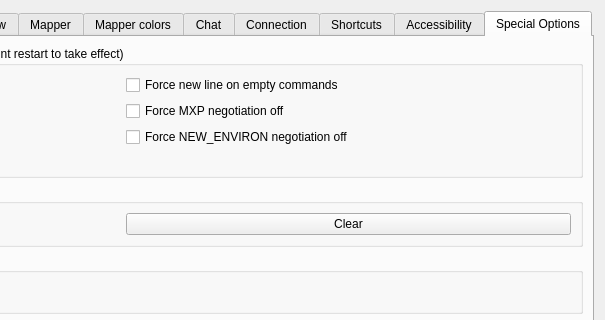
First picture: the form in src/ui/profile_preferences.ui, repository ThalynLabs/Mudlet, before the edit; both pictures show x 360 to 965 and y 0 to 320 of the 965 by 694 pixel window.
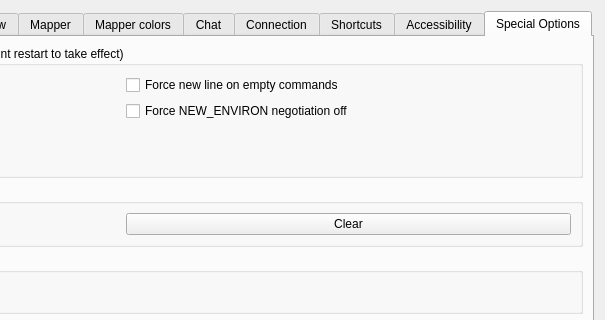
Second picture: the form after the edit. The open tabs and pages were chosen to show the change. Icons and pictures are not drawn. Custom widgets are drawn as their Qt base class.

Commit message: Fix: Process MXP per negotiation (#7862)

Diff of the .ui file:
```diff
--- a/src/ui/profile_preferences.ui
+++ b/src/ui/profile_preferences.ui
@@ -3985,9 +3985,9 @@
            </widget>
           </item>
           <item row="1" column="1">
-           <widget class="QCheckBox" name="mFORCE_MXP_NEGOTIATION_OFF">
+           <widget class="QCheckBox" name="mForceNewEnvironNegotiationOff">
             <property name="text">
-             <string>Force MXP negotiation off</string>
+             <string>Force NEW_ENVIRON negotiation off</string>
             </property>
            </widget>
           </item>
@@ -3998,13 +3998,6 @@
             </property>
            </widget>
           </item>
-          <item row="2" column="1">
-           <widget class="QCheckBox" name="mForceNewEnvironNegotiationOff">
-            <property name="text">
-             <string>Force NEW_ENVIRON negotiation off</string>
-            </property>
-           </widget>
-          </item>
           <item row="4" column="0" colspan="2">
            <widget class="QLabel" name="need_reconnect_for_specialoption">
             <property name="enabled">
```
Left out of the diff: 1 changed line with no effect on the pictures. The commit also changes 14 other files.
